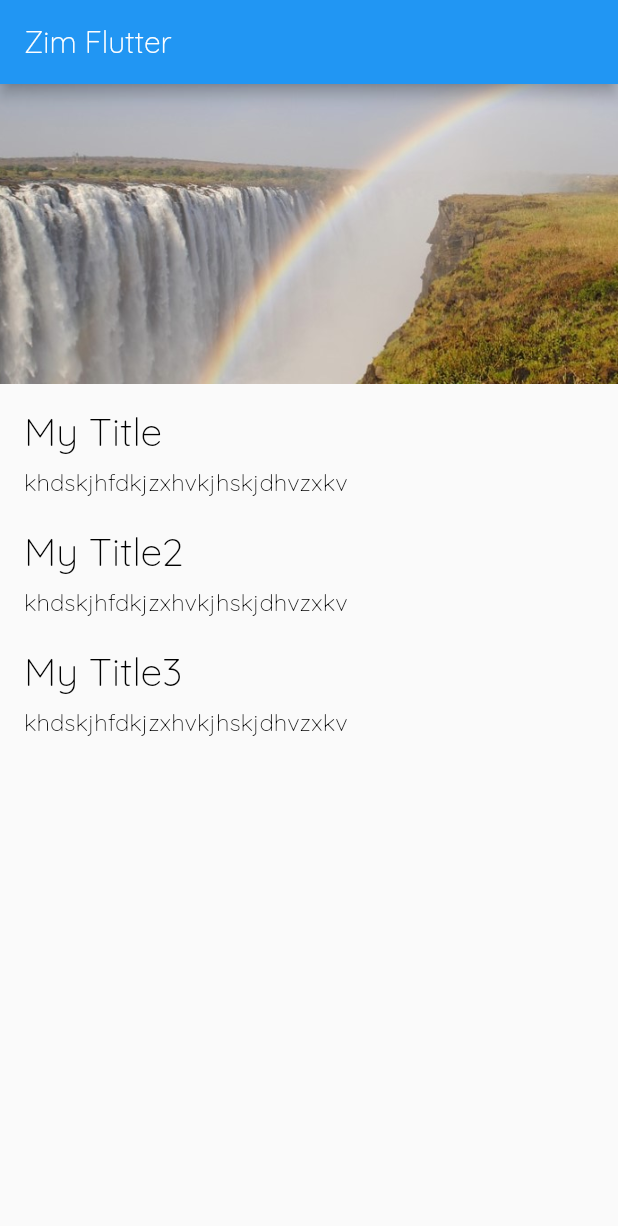
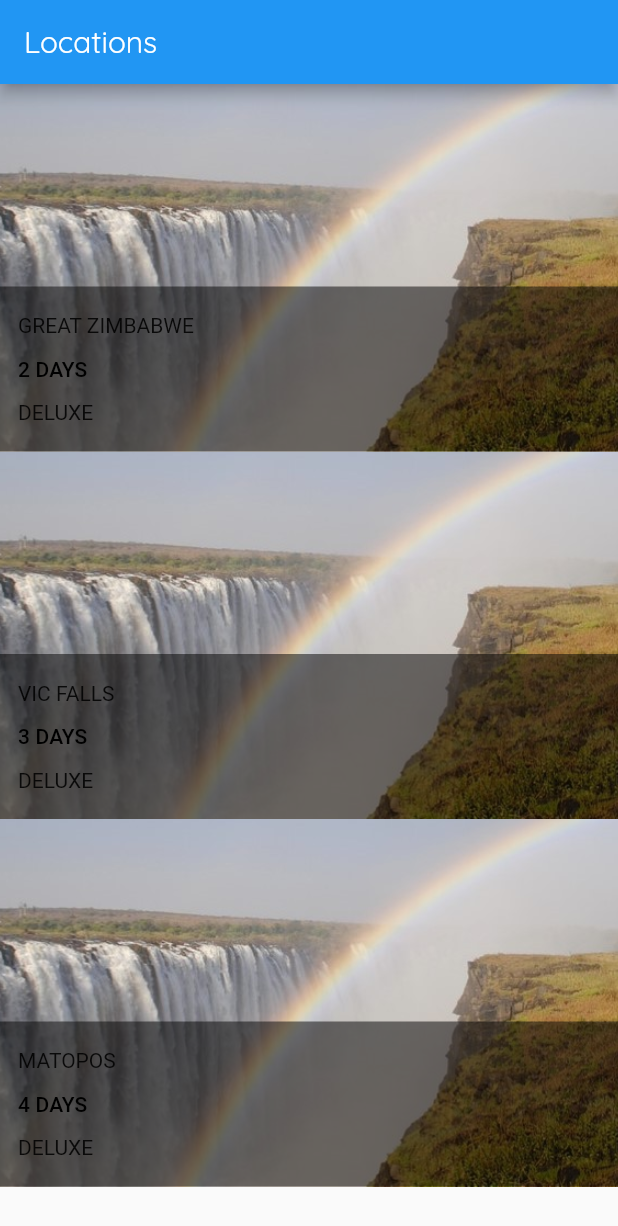
Before and after one commit to simandebvu/zim-flutter, a Flutter app: the screen it shows after launch, on a phone screen of 412 x 824 dp. Shown: the top 1226 px of the screen. Run offline on Flutter 3.47's test engine with Material 2 defaults, Android fonts, the phone set to English and light mode, and no system bars.

Commit message:
Add basic setup

```diff
--- a/zimflutterapp/lib/src/app.dart
+++ b/zimflutterapp/lib/src/app.dart
@@ -2,30 +2,47 @@ import 'package:flutter/material.dart';
 import 'package:zimflutterapp/src/screens/location_detail/location_detail.dart';
 import 'package:zimflutterapp/src/style.dart';
 
-class MainApp extends StatefulWidget {
-  MainApp({Key key}) : super(key: key);
+import 'screens/locations/locations.dart';
 
-  @override
-  _MainAppState createState() => _MainAppState();
-}
+const LocationsRoute = '/';
+const LocationDetailRoute = '/location_detail';
 
-class _MainAppState extends State<MainApp> {
+class MainApp extends StatelessWidget {
   @override
   Widget build(BuildContext context) {
     return MaterialApp(
-      home: Scaffold(appBar:
-       AppBar(title: Text("Zim Flutter"),),
-       body: LocationDetail(),
-       ),
-       theme: ThemeData(
-         appBarTheme: AppBarTheme(
-           textTheme: TextTheme(headline6: AppBarTextStyle),
-         ),
-         textTheme: TextTheme(
-           headline6: TitleTextStyle,
-           bodyText1: Body1TextStyle,
-         )
-       ),
+      home: Locations(),
+      onGenerateRoute: _routes(),
+      theme: _theme(),
     );
   }
+
+  RouteFactory _routes() {
+    return (settings) {
+      final Map<String, dynamic> arguments = settings.arguments;
+      Widget screen;
+      switch (settings.name) {
+        case LocationsRoute:
+          screen = Locations();
+          break;
+        case LocationDetailRoute:
+          screen = LocationDetail(arguments["id"]);
+          break;
+        default:
+          return null;
+      }
+      return MaterialPageRoute(builder: (BuildContext context) => screen);
+    };
+  }
+
+  ThemeData _theme() {
+    return ThemeData(
+        appBarTheme: AppBarTheme(
+          textTheme: TextTheme(headline6: AppBarTextStyle),
+        ),
+        textTheme: TextTheme(
+          headline6: TitleTextStyle,
+          bodyText1: Body1TextStyle,
+        ));
+  }
 }
--- /dev/null
+++ b/zimflutterapp/lib/src/models/location.dart
@@ -0,0 +1,63 @@
+import 'location_fact.dart';
+
+class Location {
+  final int id;
+  final String name;
+  final String imagePath;
+  final String userItinerarySummary;
+  final String tourPackageName;
+  final List<LocationFact> facts;
+
+  Location(
+      {this.id,
+      this.name,
+      this.imagePath,
+      this.userItinerarySummary,
+      this.tourPackageName,
+      this.facts});
+
+  static List<Location> fetchAll() {
+    return [
+      Location(
+          id: 1,
+          name: "Great Zimbabwe",
+          imagePath: "assets/images/vicfalls.jpg",
+          userItinerarySummary: "2 Days",
+          tourPackageName: "Deluxe",
+          facts: [
+            LocationFact('Location', 'Masvingo, Zimbabwe'),
+            LocationFact('Age', 'Ask Google!')
+          ]),
+      Location(
+          id: 2,
+          name: "Vic Falls",
+          imagePath: "assets/images/vicfalls.jpg",
+          userItinerarySummary: "3 Days",
+          tourPackageName: "Deluxe",
+          facts: [
+            LocationFact('Location', 'Masvingo, Zimbabwe'),
+            LocationFact('Age', 'Ask Google!')
+          ]),
+      Location(
+          id: 3,
+          name: "Matopos",
+          imagePath: "assets/images/vicfalls.jpg",
+          userItinerarySummary: "4 Days",
+          tourPackageName: "Deluxe",
+          facts: [
+            LocationFact('Location', 'Masvingo, Zimbabwe'),
+            LocationFact('Age', 'Ask Google!')
+          ]),
+    ];
+  }
+
+  static Location fetchByID(int locationID) {
+    List<Location> locations = Location.fetchAll();
+    for (var i = 0; i < locations.length; i++) {
+      if (locations[i].id == locationID) {
+        return locations[i];
+      }
+    }
+    return null;
+  }
+}
--- /dev/null
+++ b/zimflutterapp/lib/src/models/location_fact.dart
@@ -0,0 +1,6 @@
+class LocationFact{
+  final String title;
+  final String text;
+
+  LocationFact(this.title, this.text);
+}
--- a/zimflutterapp/lib/src/screens/location_detail/location_detail.dart
+++ b/zimflutterapp/lib/src/screens/location_detail/location_detail.dart
@@ -1,21 +1,49 @@
 import 'package:flutter/material.dart';
-import 'image_banner.dart';
+import 'package:zimflutterapp/src/models/location_fact.dart';
+import '../../widgets/image_banner.dart';
+import '../../widgets/location_tile.dart';
 import 'text_section.dart';
+import '../../models/location.dart';
 
 class LocationDetail extends StatelessWidget {
-  const LocationDetail({Key key}) : super(key: key);
+
+  final int _locationID;
+
+  LocationDetail(this._locationID);
 
   @override
   Widget build(BuildContext context) {
-    return Column(
-      mainAxisAlignment: MainAxisAlignment.start,
-      crossAxisAlignment: CrossAxisAlignment.stretch,
-      children: <Widget>[
-        ImageBanner("assets/images/vicfalls.jpg"),
-        TextSection("My Title", "khdskjhfdkjzxhvkjhskjdhvzxkv"),
-        TextSection("My Title2", "khdskjhfdkjzxhvkjhskjdhvzxkv"),
-        TextSection("My Title3", "khdskjhfdkjzxhvkjhskjdhvzxkv"),
-      ],
-    );
+    final location = Location.fetchByID(_locationID);
+
+    return Scaffold(
+        appBar: AppBar(
+          title: Text(location.name),
+        ),
+
+         body: SingleChildScrollView(
+          child: Column(
+              mainAxisAlignment: MainAxisAlignment.start,
+              crossAxisAlignment: CrossAxisAlignment.stretch,
+              children: [
+                ImageBanner(imagePath: location.imagePath),
+                Padding(
+                  padding:
+                      EdgeInsets.symmetric(vertical: 20.0, horizontal: 4.0),
+                  child: LocationTile(location: location),
+                ),
+              ]..addAll(textSections(location))),
+        ));
+
+        // body: Column(
+        //   mainAxisAlignment: MainAxisAlignment.start,
+        //   crossAxisAlignment: CrossAxisAlignment.stretch,
+        //   children: <Widget>[
+        //     ImageBanner("assets/images/vicfalls.jpg"),
+        //   ]..addAll(textSections(location)),
+        // ));
+  }
+
+  List<Widget> textSections(Location location){
+    return location.facts.map((fact) => TextSection(fact.title, fact.text)).toList();
   }
 }
--- /dev/null
+++ b/zimflutterapp/lib/src/screens/locations/locations.dart
@@ -0,0 +1,43 @@
+import 'package:flutter/material.dart';
+import 'package:zimflutterapp/src/widgets/image_banner.dart';
+import '../../models/location.dart';
+import '../../app.dart';
+import 'tile_overlay.dart';
+
+class Locations extends StatelessWidget {
+  @override
+  Widget build(BuildContext context) {
+    final locations = Location.fetchAll();
+    return Scaffold(
+      appBar: AppBar(
+        title: Text('Locations'),
+      ),
+      body: ListView.builder(
+        itemCount: locations.length,
+        itemBuilder: (context, index) =>
+            _itemBuilder(context, locations[index]),
+      ),
+    );
+  }
+
+  _onLocationTap(BuildContext context, int locationID) {
+    Navigator.pushNamed(context, LocationDetailRoute,
+        arguments: {"id": locationID});
+  }
+
+  Widget _itemBuilder(BuildContext context, Location location) {
+    return GestureDetector(
+      child: Container(
+        child: Stack(
+          children: <Widget>[
+            ImageBanner(imagePath: location.imagePath, height: 245.0),
+            TileOverlay(location)
+          ],
+        ),
+        height: 245.0,
+
+        ),
+      onTap: () => _onLocationTap(context, location.id),
+    );
+  }
+}
--- /dev/null
+++ b/zimflutterapp/lib/src/screens/locations/tile_overlay.dart
@@ -0,0 +1,24 @@
+import 'package:flutter/material.dart';
+import '../../models/location.dart';
+import '../../widgets/location_tile.dart';
+
+class TileOverlay extends StatelessWidget {
+  final Location location;
+
+  TileOverlay(this.location);
+
+  @override
+  Widget build(BuildContext context) {
+    return Column(
+      mainAxisAlignment: MainAxisAlignment.end,
+      crossAxisAlignment: CrossAxisAlignment.stretch,
+      children: [
+        Container(
+          padding: EdgeInsets.symmetric(vertical: 5.0),
+          decoration: BoxDecoration(color: Colors.black.withOpacity(0.5)),
+          child: LocationTile(location: location, darkTheme: true),
+        ),
+      ],
+    );
+  }
+}
--- a/zimflutterapp/lib/src/screens/location_detail/image_banner.dart
+++ b/zimflutterapp/lib/src/widgets/image_banner.dart
@@ -1,9 +1,10 @@
 import 'package:flutter/material.dart';
 
 class ImageBanner extends StatelessWidget {
-  final String _imagePath;
+  final String imagePath;
+  final double height;
 
-  ImageBanner(this._imagePath);
+  ImageBanner({@required this.imagePath, this.height = 200.0});
 
   @override
   Widget build(BuildContext context) {
@@ -12,9 +13,9 @@ class ImageBanner extends StatelessWidget {
         color: Colors.grey,
       ),
       constraints: BoxConstraints.expand(
-        height: 200.0,
+        height: height,
       ),
-      child: Image.asset(this._imagePath, fit: BoxFit.cover),
+      child: Image.asset(this.imagePath, fit: BoxFit.cover),
     );
   }
 }
--- /dev/null
+++ b/zimflutterapp/lib/src/widgets/location_tile.dart
@@ -0,0 +1,37 @@
+import 'package:flutter/material.dart';
+import 'package:zimflutterapp/src/models/location.dart';
+import '../style.dart';
+
+const LocationTileHeight = 100.0;
+
+class LocationTile extends StatelessWidget {
+  final Location location;
+  final bool darkTheme;
+
+  LocationTile({this.location, this.darkTheme = false});
+
+  @override
+  Widget build(BuildContext context) {
+    return Container(
+      padding: EdgeInsets.symmetric(horizontal: DefaultPaddingHorizontal),
+      height: LocationTileHeight,
+      child: Column(
+          mainAxisAlignment: MainAxisAlignment.spaceEvenly,
+          crossAxisAlignment: CrossAxisAlignment.start,
+          children: [
+            Text(
+              location.name.toUpperCase(),
+              overflow: TextOverflow.ellipsis,
+              maxLines: 1,
+            ),
+            Text(
+              location.userItinerarySummary.toUpperCase(),
+              style: Theme.of(context).textTheme.subtitle2,
+            ),
+            Text(
+              location.tourPackageName.toUpperCase(),
+            )
+          ]),
+    );
+  }
+}
--- a/zimflutterapp/pubspec.yaml
+++ b/zimflutterapp/pubspec.yaml
@@ -46,7 +46,7 @@ flutter:
 
   # To add assets to your application, add an assets section, like this:
   assets:
-     - assets/images/
+    - assets/images/
   #   - images/a_dot_ham.jpeg
 
   # An image asset can refer to one or more resolution-specific "variants", see
@@ -63,9 +63,9 @@ flutter:
   fonts:
     - family: Quicksand
       fonts:
-        - asset: fonts/Quicksand-Bold.ttf
+        - asset: assets/fonts/Quicksand-Bold.ttf
           weight: 700
-        - asset: fonts/Quicksand-Regular.ttf
+        - asset: assets/fonts/Quicksand-Regular.ttf
           weight: 300
   #
   # For details regarding fonts from package dependencies,
```
Also changed, not shown: zimflutterapp/lib/src/style.dart (+19 -0 lines), 1 other file.
